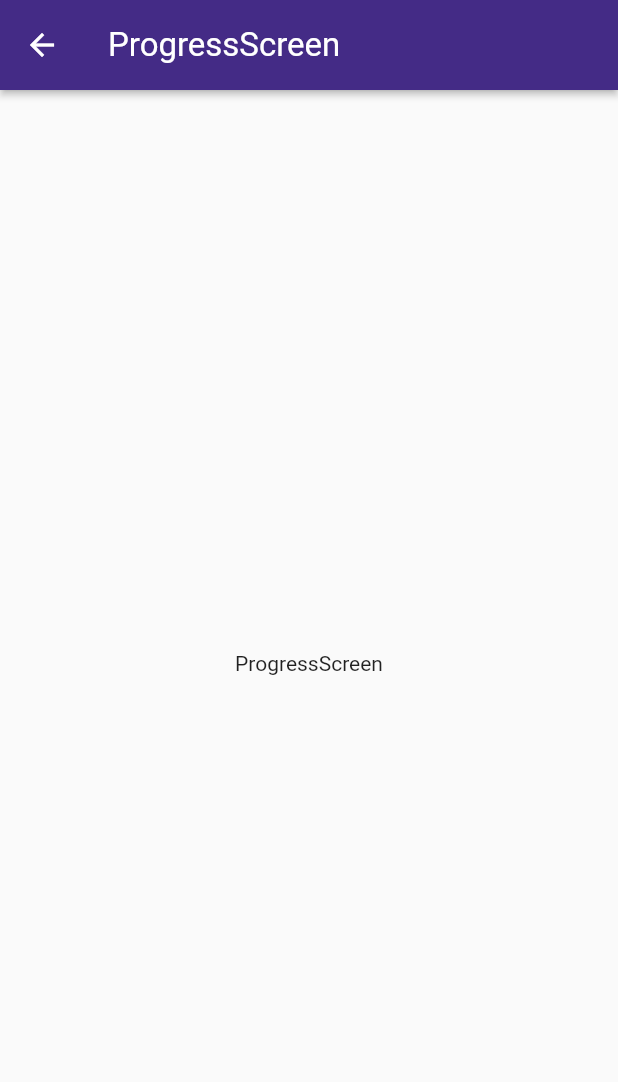
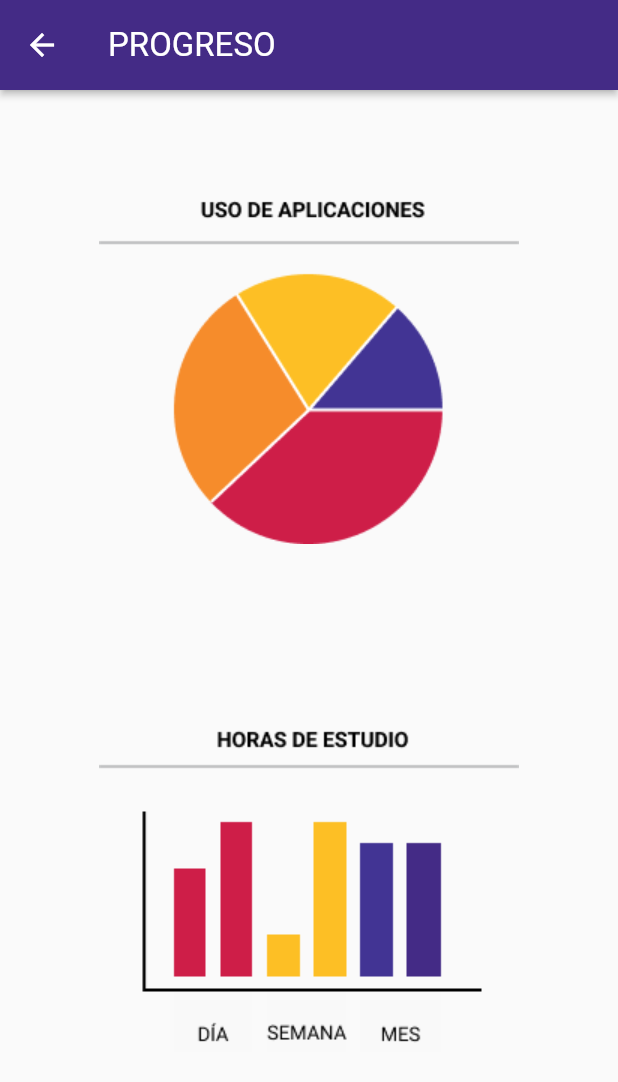
Before and after one commit to kevinlakb/Devsign, a Flutter app: the ProgressScreen screen opened by its route, on a phone screen of 412 x 824 dp. Shown: the top 1082 px of the screen. Run offline on Flutter 3.47's test engine with Material 2 defaults, Android fonts, the light colour scheme and no system bars; our stand-ins replace flutter_speed_dial, table_calendar.

Commit message:
pantalla progreso no funcional

```diff
--- a/lib/router/app_routes.dart
+++ b/lib/router/app_routes.dart
@@ -7,7 +7,7 @@ import 'package:entre_tiempos/screens/screens.dart';
 
 class AppRoutes {
 
-  static const initialRoute = 'Home';
+  static const initialRoute = 'ProgressScreen';
 
 
   static final menuOptions = <MenuOption>[
--- a/lib/screens/progress/progress_screen.dart
+++ b/lib/screens/progress/progress_screen.dart
@@ -6,9 +6,16 @@ class ProgressScreen extends StatelessWidget {
   @override
   Widget build(BuildContext context) {
     return Scaffold(
-      appBar: AppBar(title: const Text('ProgressScreen')),
-      body: const Center(
-        child: Text('ProgressScreen'),
+      appBar: AppBar(title: const Text('PROGRESO')),
+      body: ListView(
+
+        children:const  [
+           Image(image: AssetImage('assets/images/progress/Group55.png') , alignment: Alignment.center),
+           Image(image: AssetImage('assets/images/progress/group_56.png') , alignment: Alignment.center),
+
+
+        ],
+
       ),
     );
   }
--- a/pubspec.yaml
+++ b/pubspec.yaml
@@ -65,6 +65,7 @@ flutter:
   assets:
     - assets/images/
     - assets/images/test1/
+    - assets/images/progress/
 
   # An image asset can refer to one or more resolution-specific "variants", see
   # https://flutter.dev/assets-and-images/#resolution-aware.
```
Also changed, not shown: assets/images/progress/Group55.png (added), assets/images/progress/group_56.png (added).
